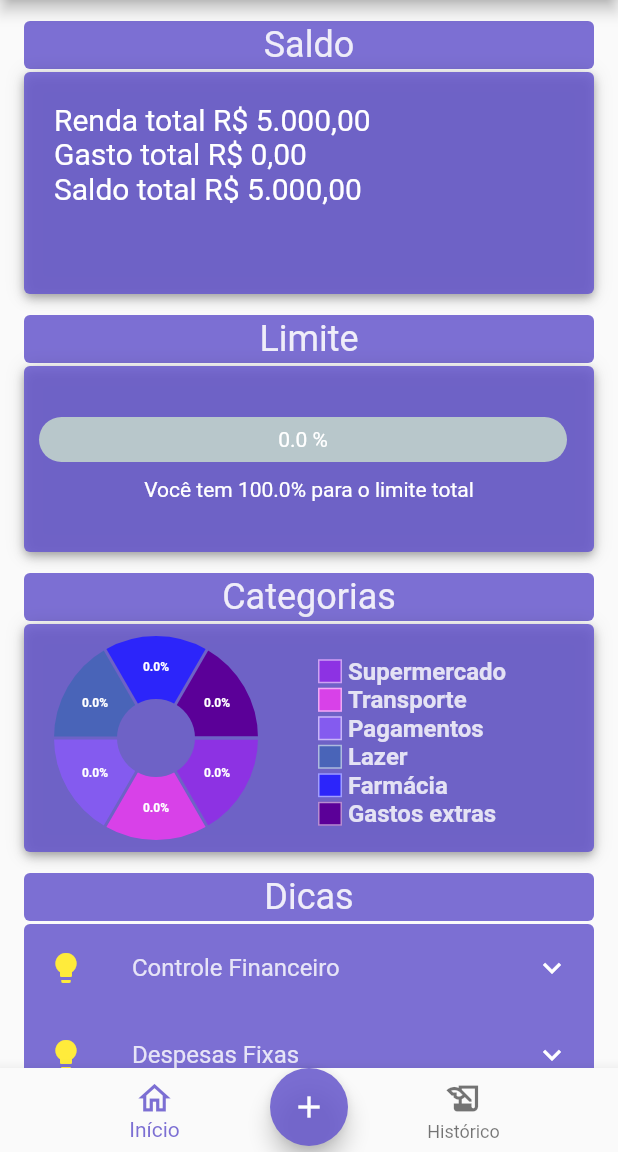
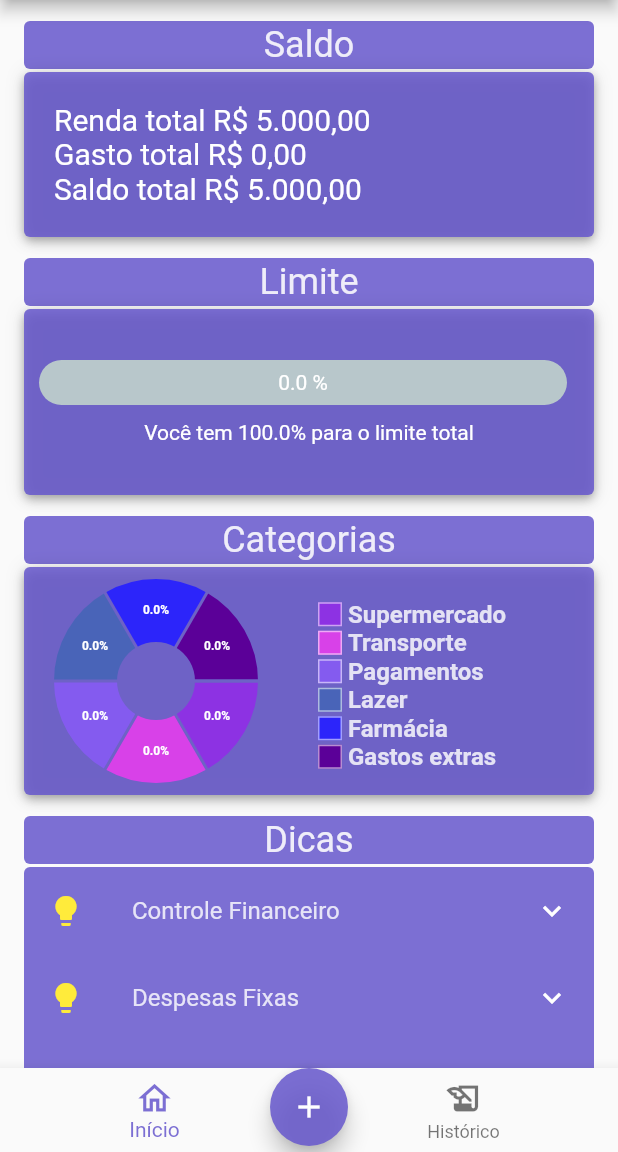
Before and after one commit to proz-tecnologia/PIT03GP06, a Flutter app: the screen it shows once a user with an empty profile is signed in, on a phone screen of 412 x 824 dp, the part 84-1236 px from its top. Run offline on Flutter 3.47's test engine with Material 2 defaults, Android fonts, the phone set to English and light mode, and no system bars; drawn by our look-alikes of fl_chart, percent_indicator; our stand-ins replace brasil_fields, cloud_firestore, currency_text_input_formatter, firebase_auth, firebase_core, google_fonts and 1 more; accounts and stored records are empty.

Commit message:
Diminuir altura do container

```diff
--- a/lib/src/view/home/widgets/bodywidgets/balances.dart
+++ b/lib/src/view/home/widgets/bodywidgets/balances.dart
@@ -55,7 +55,7 @@ class _BalancesState extends State<Balances> {
                     boxShadow: kElevationToShadow[4],
                     borderRadius: BorderRadius.circular(4.0),
                   ),
-                  height: 148,
+                  height: 110,
                   width: MediaQuery.of(context).size.width,
                   child: Column(
                     crossAxisAlignment: CrossAxisAlignment.start,
```
